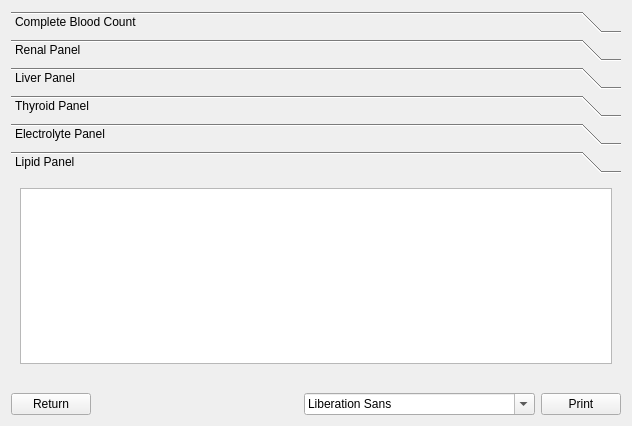
Qt form src/ui/answer.ui (juliagoda/LabTests) before a commit.
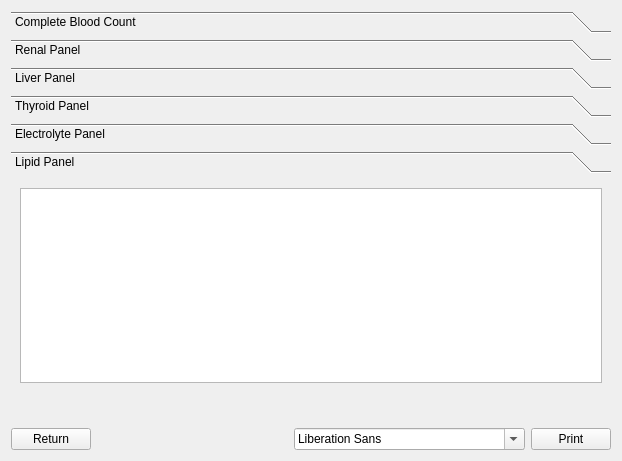
The same form after that commit.

Commit message: Updated window for results

The edit to the form file:
```diff
--- a/src/ui/answer.ui
+++ b/src/ui/answer.ui
@@ -6,8 +6,8 @@
    <rect>
     <x>0</x>
     <y>0</y>
-    <width>632</width>
-    <height>426</height>
+    <width>622</width>
+    <height>461</height>
    </rect>
   </property>
   <property name="windowTitle">
@@ -159,12 +159,24 @@
         </layout>
        </widget>
        <widget class="QWidget" name="lipidResultsPage">
+        <property name="geometry">
+         <rect>
+          <x>0</x>
+          <y>0</y>
+          <width>608</width>
+          <height>190</height>
+         </rect>
+        </property>
         <attribute name="label">
          <string>Lipid Panel</string>
         </attribute>
         <layout class="QVBoxLayout" name="verticalLayout_8">
          <item>
-          <widget class="QTextEdit" name="textEditLipid"/>
+          <widget class="QTextEdit" name="lipidTextEdit">
+           <property name="readOnly">
+            <bool>true</bool>
+           </property>
+          </widget>
          </item>
         </layout>
        </widget>
```
Left out of the diff: 168 changed lines with no effect on the pictures. The commit also changes 1 other file.
